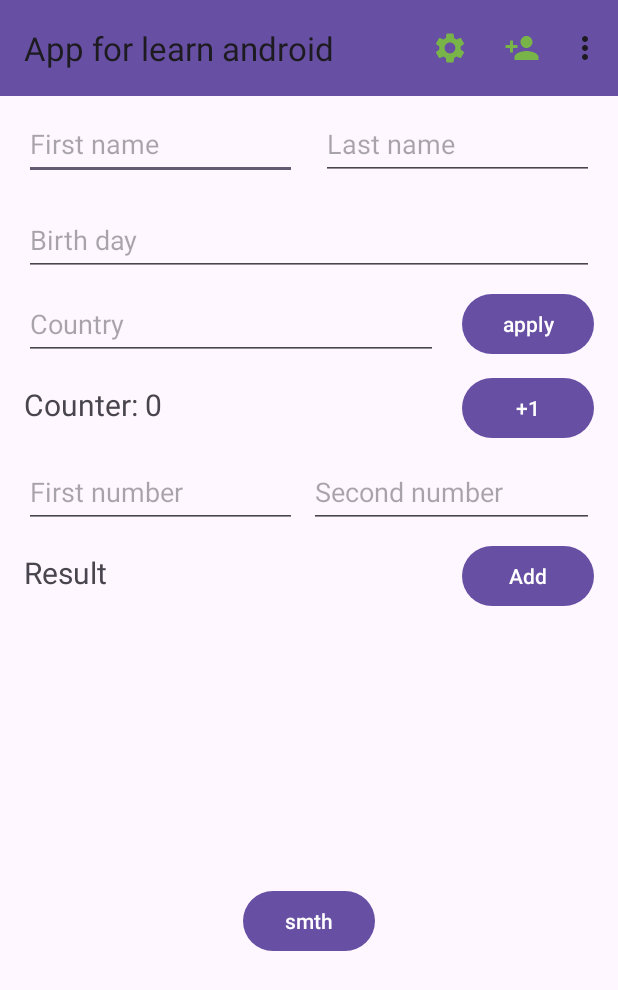
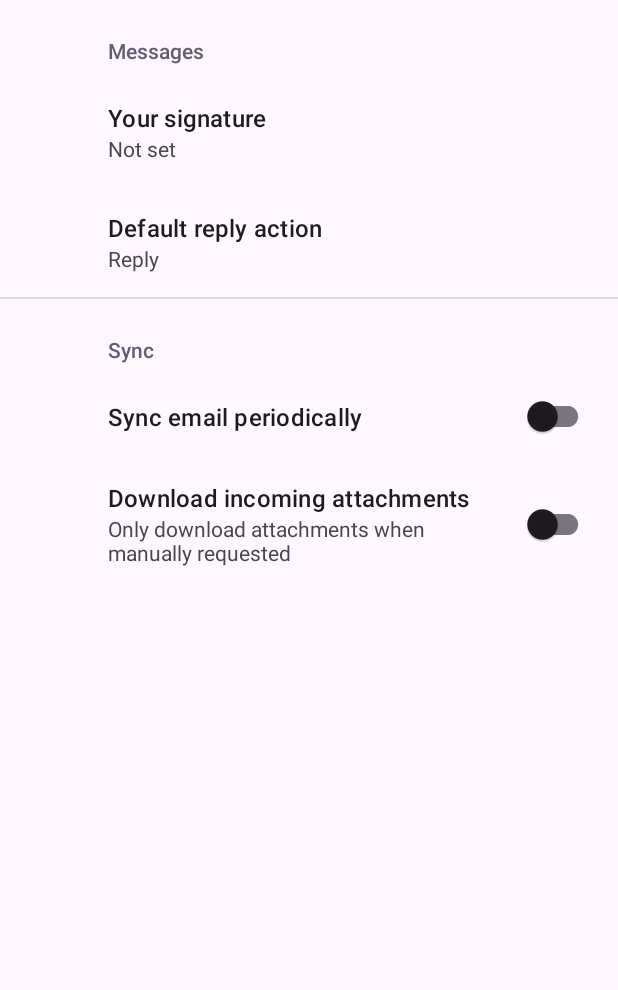
Before and after one commit to ignatiysss/first_last_name, an Android app: the screen it shows after launch (MainActivity before the commit, SettingsActivity after it), after a tap on "Settings", on a phone screen of 412 x 824 dp. Shown: the top 990 px of the screen. Run offline under Robolectric (Android 15) with nearby library versions, the phone set to English and light mode, and no system bars; our stand-ins replace androidx.preference.

Commit message:
add SettingsActivity

```diff
--- a/app/build.gradle
+++ b/app/build.gradle
@@ -48,8 +48,8 @@ dependencies {
     implementation 'androidx.constraintlayout:constraintlayout:2.1.4'
     implementation 'androidx.navigation:navigation-fragment-ktx:2.6.0'
     implementation 'androidx.navigation:navigation-ui-ktx:2.6.0'
-    implementation 'com.google.android.material:material:1.11.0-alpha01'
-    implementation 'com.google.android.material:material:1.9.0'
+    implementation 'com.google.android.material:material:1.2.0-alpha04'
+    implementation 'androidx.preference:preference:1.2.0'
     testImplementation 'junit:junit:4.13.2'
     androidTestImplementation 'androidx.test.ext:junit:1.1.5'
     androidTestImplementation 'androidx.test.espresso:espresso-core:3.5.1'
--- a/app/src/main/AndroidManifest.xml
+++ b/app/src/main/AndroidManifest.xml
@@ -7,7 +7,8 @@
         android:required="false" />
 
     <uses-permission android:name="android.permission.INTERNET" />
-    <uses-permission android:name="android.permission.WRITE_EXTERNAL_STORAGE"
+    <uses-permission
+        android:name="android.permission.WRITE_EXTERNAL_STORAGE"
         android:maxSdkVersion="32" />
     <uses-permission android:name="android.permission.ACCESS_COARSE_LOCATION" />
     <uses-permission android:name="android.permission.ACCESS_BACKGROUND_LOCATION" />
@@ -23,6 +24,10 @@
         android:supportsRtl="true"
         android:theme="@style/Theme.MyApplication"
         tools:targetApi="31">
+        <activity
+            android:name=".SettingsActivity"
+            android:exported="false"
+            android:label="@string/title_activity_settings" />
         <activity
             android:name=".ToolBarActivity"
             android:exported="false"
--- a/app/src/main/java/com/example/myapplication/MainActivity.kt
+++ b/app/src/main/java/com/example/myapplication/MainActivity.kt
@@ -90,8 +90,9 @@ class MainActivity : AppCompatActivity() {
             R.id.menuFeedback -> Toast.makeText(this, "You click on feedback", Toast.LENGTH_SHORT)
                 .show()
 
-            R.id.menuSettings -> Toast.makeText(this, "You click on settings", Toast.LENGTH_SHORT)
-                .show()
+            R.id.menuSettings -> Intent(this, SettingsActivity::class.java).also {
+                startActivity(it)
+            }
 
             R.id.menuCloseApp -> finish()
         }
--- /dev/null
+++ b/app/src/main/java/com/example/myapplication/SettingsActivity.kt
@@ -0,0 +1,26 @@
+package com.example.myapplication
+
+import android.os.Bundle
+import androidx.appcompat.app.AppCompatActivity
+import androidx.preference.PreferenceFragmentCompat
+
+class SettingsActivity : AppCompatActivity() {
+
+    override fun onCreate(savedInstanceState: Bundle?) {
+        super.onCreate(savedInstanceState)
+        setContentView(R.layout.settings_activity)
+        if (savedInstanceState == null) {
+            supportFragmentManager
+                .beginTransaction()
+                .replace(R.id.settings, SettingsFragment())
+                .commit()
+        }
+        supportActionBar?.setDisplayHomeAsUpEnabled(true)
+    }
+
+    class SettingsFragment : PreferenceFragmentCompat() {
+        override fun onCreatePreferences(savedInstanceState: Bundle?, rootKey: String?) {
+            setPreferencesFromResource(R.xml.root_preferences, rootKey)
+        }
+    }
+}
--- a/app/src/main/res/layout/activity_main.xml
+++ b/app/src/main/res/layout/activity_main.xml
@@ -184,13 +184,16 @@
         android:id="@+id/smthId"
         android:layout_width="wrap_content"
         android:layout_height="wrap_content"
+        android:layout_marginStart="16dp"
         android:layout_marginTop="8dp"
+        android:layout_marginEnd="16dp"
+        android:layout_marginBottom="16dp"
         android:text="@string/smth"
         app:layout_constraintBottom_toBottomOf="parent"
         app:layout_constraintEnd_toEndOf="parent"
         app:layout_constraintHorizontal_bias="0.5"
         app:layout_constraintStart_toStartOf="parent"
-        app:layout_constraintTop_toBottomOf="@+id/tvResult" />
+        app:layout_constraintTop_toBottomOf="@+id/buttonAdd" />
 
 
 </androidx.constraintlayout.widget.ConstraintLayout>
--- /dev/null
+++ b/app/src/main/res/layout/settings_activity.xml
@@ -0,0 +1,9 @@
+<LinearLayout xmlns:android="http://schemas.android.com/apk/res/android"
+    android:layout_width="match_parent"
+    android:layout_height="match_parent">
+
+    <FrameLayout
+        android:id="@+id/settings"
+        android:layout_width="match_parent"
+        android:layout_height="match_parent" />
+</LinearLayout>
--- /dev/null
+++ b/app/src/main/res/values/arrays.xml
@@ -0,0 +1,12 @@
+<resources>
+    <!-- Reply Preference -->
+    <string-array name="reply_entries">
+        <item>Reply</item>
+        <item>Reply to all</item>
+    </string-array>
+
+    <string-array name="reply_values">
+        <item>reply</item>
+        <item>reply_all</item>
+    </string-array>
+</resources>
--- a/app/src/main/res/values/strings.xml
+++ b/app/src/main/res/values/strings.xml
@@ -67,4 +67,20 @@
     <string name="home">Home</string>
     <string name="message">Message</string>
     <string name="profile">Profile</string>
+    <string name="title_activity_settings">SettingsActivity</string>
+
+    <!-- Preference Titles -->
+    <string name="messages_header">Messages</string>
+    <string name="sync_header">Sync</string>
+
+    <!-- Messages Preferences -->
+    <string name="signature_title">Your signature</string>
+    <string name="reply_title">Default reply action</string>
+
+    <!-- Sync Preferences -->
+    <string name="sync_title">Sync email periodically</string>
+    <string name="attachment_title">Download incoming attachments</string>
+    <string name="attachment_summary_on">Automatically download attachments for incoming emails
+    </string>
+    <string name="attachment_summary_off">Only download attachments when manually requested</string>
 </resources>
--- /dev/null
+++ b/app/src/main/res/xml/root_preferences.xml
@@ -0,0 +1,35 @@
+<PreferenceScreen xmlns:app="http://schemas.android.com/apk/res-auto">
+
+    <PreferenceCategory app:title="@string/messages_header">
+
+        <EditTextPreference
+            app:key="signature"
+            app:title="@string/signature_title"
+            app:useSimpleSummaryProvider="true" />
+
+        <ListPreference
+            app:defaultValue="reply"
+            app:entries="@array/reply_entries"
+            app:entryValues="@array/reply_values"
+            app:key="reply"
+            app:title="@string/reply_title"
+            app:useSimpleSummaryProvider="true" />
+
+    </PreferenceCategory>
+
+    <PreferenceCategory app:title="@string/sync_header">
+
+        <SwitchPreferenceCompat
+            app:key="sync"
+            app:title="@string/sync_title" />
+
+        <SwitchPreferenceCompat
+            app:dependency="sync"
+            app:key="attachment"
+            app:summaryOff="@string/attachment_summary_off"
+            app:summaryOn="@string/attachment_summary_on"
+            app:title="@string/attachment_title" />
+
+    </PreferenceCategory>
+
+</PreferenceScreen>
```
